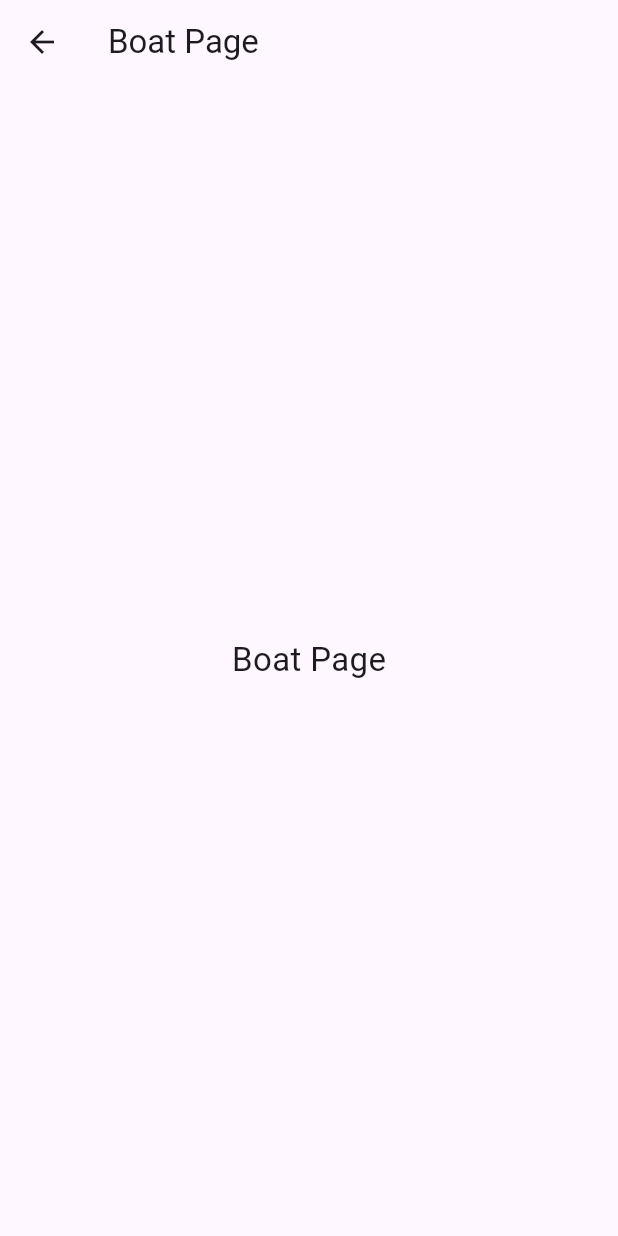
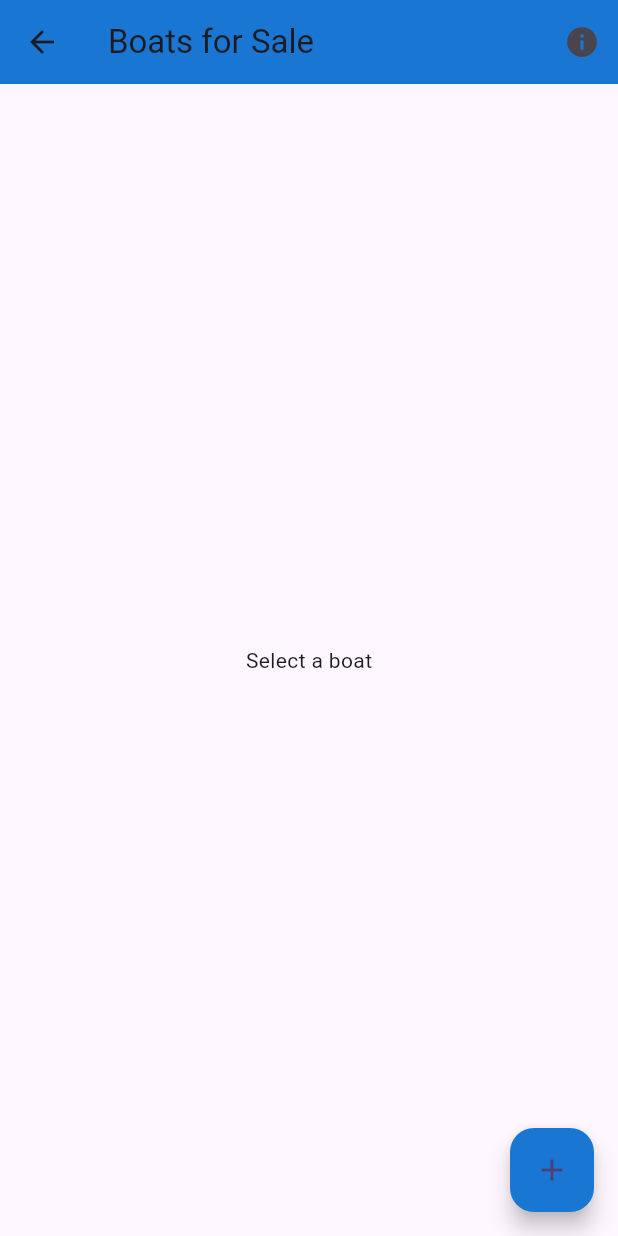
Before and after one commit to JessySeo9955/flutter_CST2335, a Flutter app: the screen it shows after launch, after a tap on "Boat Page", on a phone screen of 412 x 824 dp. Run offline on Flutter 3.47's test engine with Material 3 defaults, Android fonts, the phone set to English and light mode, and no system bars; our stand-ins replace floor, sqflite; missing offline and left inert: encrypted_shared_preferences; accounts and stored records are empty; generated files the repository leaves out were written again.

Commit message:
Add Boat

```diff
--- /dev/null
+++ b/lib/boat/data/boat_model.dart
@@ -0,0 +1,37 @@
+import 'package:floor/floor.dart';
+
+/// This entity represents a boat for sale.
+/// The `id` is auto-generated by the database when inserting a new record.
+@entity
+class Boat {
+
+  /// Primary key for the boat record.
+  @primaryKey
+  final int? id;
+
+  /// The year the boat was built.
+  final String yearBuilt;
+
+  /// The length of the boat.
+  final String boatLength;
+
+  /// The power type: sail or motor.
+  final String powerType;
+
+  /// The price of the boat.
+  final String price;
+
+  /// The address where the boat is located.
+  final String address;
+
+  /// Creates a new `Boat` with the provided information.
+  /// The `id` is optional and typically assigned by the database when inserting.
+  Boat({
+    this.id,
+    required this.yearBuilt,
+    required this.boatLength,
+    required this.powerType,
+    required this.price,
+    required this.address,
+  });
+}
--- /dev/null
+++ b/lib/boat/page/boat_list_page.dart
@@ -0,0 +1,190 @@
+import 'package:flutter/material.dart';
+import 'package:flutter_cst2335/boat/page/boat_form_page.dart';
+import '../../AppLocalizations.dart';
+
+import '../data/boat_model.dart';
+import '../service/boat_service.dart';
+import '../widget/boat_form_panel.dart';
+
+/// Displays a list of boats and allows adding or editing boats.
+class BoatListPage extends StatefulWidget {
+  const BoatListPage({super.key});
+
+  @override
+  _BoatListPageState createState() {
+    return _BoatListPageState();
+  }
+}
+
+/// State class for [BoatListPage], responsible for loading boats,
+/// handling selection, and managing phone/tablet UI modes.
+class _BoatListPageState extends State<BoatListPage> {
+  /// Boat service responsible for database operations.
+  final _service = BoatService();
+  /// List of all loaded boats.
+  List<Boat> _boats = [];
+  /// Indicates if the layout should switch to tablet mode.
+  bool _isTablet = false;
+  /// Selected boat index when using tablet split-view mode.
+  int? _selectedIndex;
+
+  @override
+  void initState() {
+    super.initState();
+    _reload();
+  }
+
+  @override
+  Widget build(BuildContext context) {
+    _isTablet = MediaQuery.of(context).size.width > 600;
+
+    return Scaffold(
+      appBar: AppBar(
+        title: Text(AppLocalizations.of(context)!.translate('Boats')!),
+        backgroundColor: Colors.blue[700],
+        actions: [
+          IconButton(
+            onPressed: () => _showInstructions(),
+            icon: Icon(Icons.info),
+          ),
+        ],
+      ),
+      floatingActionButton: FloatingActionButton(
+        onPressed: () => Navigator.push(
+          context,
+          MaterialPageRoute(
+            builder: (_) => BoatFormPage(
+              onSave: () {
+                _saveCallbackFromPage();
+                _showSnackBar(AppLocalizations.of(context)!.translate("ListUpdated")!);
+              },
+            ),
+          ),
+        ),
+        backgroundColor: Colors.blue[700],
+        child: Icon(Icons.add),
+      ),
+      body: _reactiveLayout(),
+    );
+  }
+
+  /// Displays reactive panels based on screen size.
+  Widget _reactiveLayout() {
+    if (_isTablet) {
+      return Row(
+        children: [
+          Expanded(flex: 1, child: _buildList()),
+          Expanded(
+            flex: 2,
+            child: _selectedIndex == null
+                ? Center(child: Text(AppLocalizations.of(context)!.translate("SelectBoat")!))
+                : BoatFormPanel(
+              key: ValueKey(_boats[_selectedIndex!].id),
+              boat: _boats[_selectedIndex!],
+              onSubmit: _saveCallbackFromWidget,
+            ),
+          ),
+        ],
+      );
+    } else {
+      if (_selectedIndex == null && _boats.isNotEmpty) {
+        return _buildList();
+      } else {
+        return _buildDetailPanel();
+      }
+    }
+  }
+
+  /// Displays detail Panel.
+  Widget _buildDetailPanel() {
+    return _selectedIndex == null
+        ? Center(child: Text(AppLocalizations.of(context)!.translate("SelectBoat")!))
+        : BoatFormPanel(
+      key: ValueKey(_boats[_selectedIndex!].id),
+      boat: _boats[_selectedIndex!],
+      onSubmit: _saveCallbackFromWidget,
+    );
+  }
+
+  /// Builds the scrollable list of boats.
+  Widget _buildList() {
+    return ListView.builder(
+      itemCount: _boats.length,
+      itemBuilder: (_, i) {
+        final boat = _boats[i];
+        return Card(
+          margin: EdgeInsets.symmetric(horizontal: 8, vertical: 4),
+          child: ListTile(
+            leading: Icon(Icons.sailing, color: Colors.blue[700],size: 36),
+            title: Text(
+              '${boat.yearBuilt} - ${boat.powerType}',
+              style: TextStyle(fontWeight: FontWeight.bold),
+            ),
+            subtitle: Text(boat.address),
+            trailing: Icon(Icons.arrow_forward_ios, color: Colors.blue[700],size: 24),
+            onTap: () => _selectBoat(boat),
+          ),
+        );
+      },
+    );
+  }
+
+  /// Called when the form page finishes saving a boat (phone mode).
+  void _saveCallbackFromPage() {
+    _reload();
+  }
+
+  /// Called when the boat form panel saves data (tablet mode).
+  void _saveCallbackFromWidget() {
+    _reload();
+    _selectedIndex = null;
+  }
+
+  /// Reloads boat data from the service and updates the UI.
+  Future<void> _reload() async {
+    final data = await _service.getBoats();
+
+    setState(() {
+      _boats = data;
+    });
+  }
+
+  /// Shows a Snackbar message at the bottom of the screen.
+  void _showSnackBar(String message) {
+    ScaffoldMessenger.of(
+      context,
+    ).showSnackBar(SnackBar(content: Text(message)));
+  }
+
+  /// Shows an instruction dialog explaining how to use the page.
+  void _showInstructions() {
+    showDialog(
+      context: context,
+      builder: (_) => AlertDialog(
+        title: Text(AppLocalizations.of(context)!.translate("InstructionsTitleBoat")!),
+        content: Text(AppLocalizations.of(context)!.translate("InstructionsContentBoat")!),
+      ),
+    );
+  }
+
+  /// Handles boat selection based on the device layout.
+  void _selectBoat(Boat boat) {
+    if (_isTablet) {
+      setState(() {
+        _selectedIndex = _boats.indexOf(boat);
+      });
+    } else {
+      Navigator.push(
+        context,
+        MaterialPageRoute(
+          builder: (_) => BoatFormPage(
+            boat: boat,
+            onSave: () {
+              _saveCallbackFromPage();
+            },
+          ),
+        ),
+      );
+    }
+  }
+}
--- a/lib/main.dart
+++ b/lib/main.dart
@@ -4,12 +4,15 @@ import 'package:flutter_localizations/flutter_localizations.dart';
 
 import 'customer/page/customer_list_page.dart';
 import 'customer/service/customer_service.dart';
+import 'boat/page/boat_list_page.dart';
+import 'boat/service/boat_service.dart';
 
 
 /// Entry point of the application.
 void main() async {
   WidgetsFlutterBinding.ensureInitialized();
   await CustomerService().init();
+  await BoatService().init();
   runApp(const MyApp());
 }
 /// The root widget of the application.
@@ -60,7 +63,7 @@ class MyAppState extends State<MyApp> {
         '/': (context) => const MyHomePage(),
          '/customer': (context) => CustomerListPage(),
         '/car': (context) => DummyPage(title: "Car Page"),
-        '/boat': (context) => DummyPage(title: "Boat Page"),
+        '/boat': (context) => BoatListPage(),
         '/purchase': (context) => DummyPage(title: "Purchase Page"),
       },
     );
--- a/pubspec.yaml
+++ b/pubspec.yaml
@@ -74,8 +74,8 @@ flutter:
 
   # To add assets to your application, add an assets section, like this:
   assets:
-      - assets/translations/en.json
-      - assets/translations/en_GB.json
+    - assets/translations/en.json
+    - assets/translations/en_GB.json
 
   #   - images/a_dot_burr.jpeg
   #   - images/a_dot_ham.jpeg
```
Also changed, not shown: assets/translations/en.json (+17 -1 lines), assets/translations/en_GB.json (+17 -1 lines), lib/boat/data/boat_dao.dart (added, +26 -0 lines), lib/boat/data/boat_database.dart (added, +17 -0 lines), lib/boat/page/boat_form_page.dart (added, +44 -0 lines), lib/boat/preference/boat_prefs.dart (added, +25 -0 lines), lib/boat/service/boat_service.dart (added, +84 -0 lines), lib/boat/widget/boat_form_panel.dart (added, +270 -0 lines), lib/boat/data/boat_database.g.dart (added), 2 other files.
